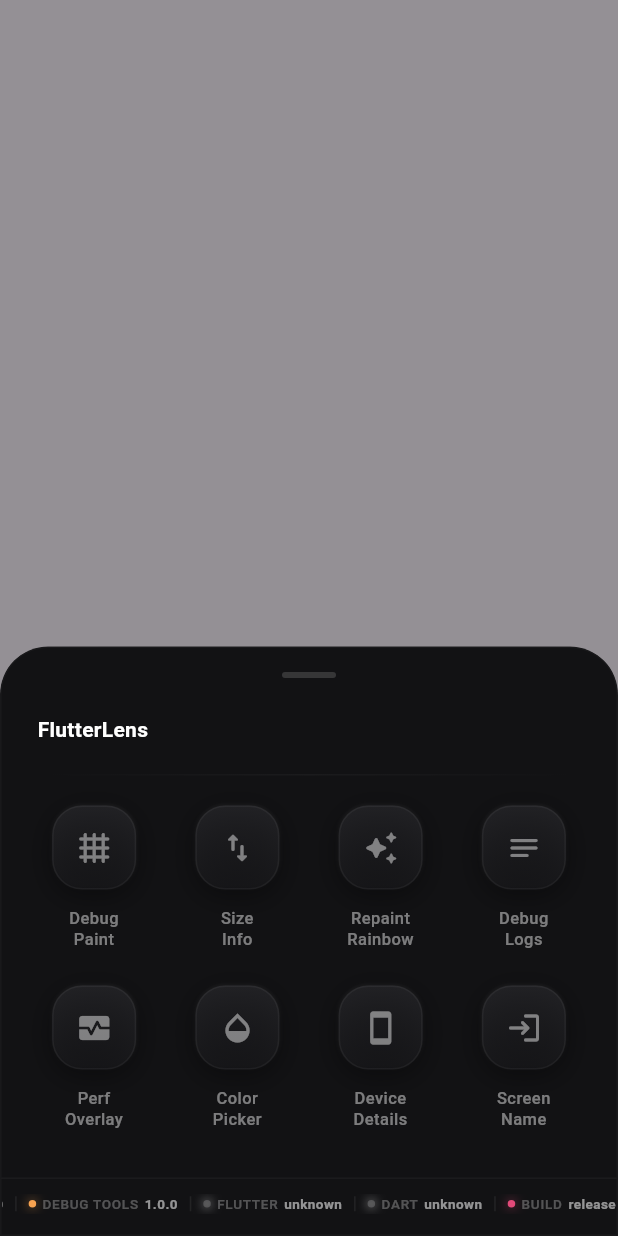
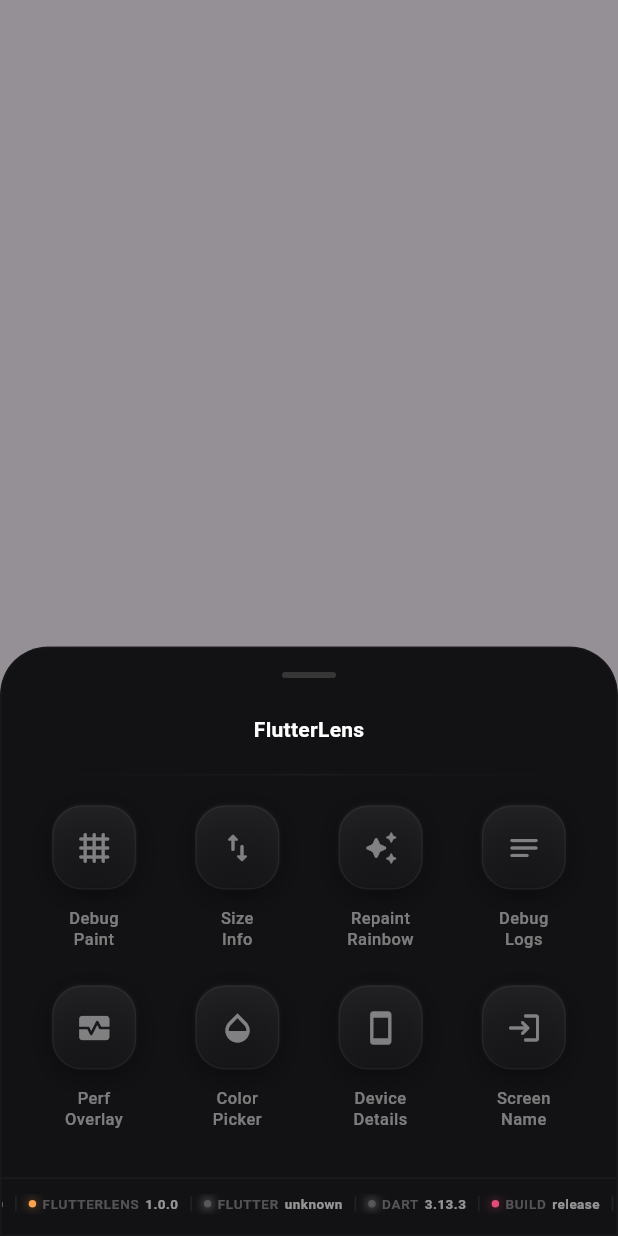
Before and after one commit to LiquidatorCoder/flutter_debug_tools, a Flutter app: the DebugToolsPanel widget shown alone on an empty page, opened directly with empty values, on a phone screen of 412 x 824 dp. Run offline on Flutter 3.47's test engine with Material 3 defaults, Android fonts, the light colour scheme and no system bars; our stand-ins replace device_info_plus, loggy, package_info_plus, shared_preferences; accounts and stored records are empty.

Commit message:
fix dart runtime version

```diff
--- /dev/null
+++ b/lib/src/utils/dart_runtime_info.dart
@@ -0,0 +1,4 @@
+import 'dart_runtime_info_stub.dart'
+    if (dart.library.io) 'dart_runtime_info_io.dart' as runtime;
+
+String getDartRuntimeVersion() => runtime.getDartRuntimeVersion();
--- /dev/null
+++ b/lib/src/utils/dart_runtime_info_io.dart
@@ -0,0 +1,7 @@
+import 'dart:io';
+
+String getDartRuntimeVersion() {
+  final String version = Platform.version;
+  if (version.isEmpty) return 'runtime';
+  return version.split(' ').first;
+}
--- /dev/null
+++ b/lib/src/utils/dart_runtime_info_stub.dart
@@ -0,0 +1 @@
+String getDartRuntimeVersion() => 'runtime';
--- a/lib/src/view/debug_indicator.dart
+++ b/lib/src/view/debug_indicator.dart
@@ -1,5 +1,3 @@
-import 'dart:ui';
-
 import 'package:flutter/material.dart';
 import 'package:flutter/rendering.dart';
 import 'package:flutter_debug_tools/src/state/debug_tools_state.dart';
@@ -163,7 +161,7 @@
               ),
             ],
           ),
-          child: Icon(
+          child: const Icon(
             Icons.bug_report,
             size: 13,
             color: Color.fromRGBO(255, 255, 255, 0.85),
--- a/lib/src/view/debug_tools_panel.dart
+++ b/lib/src/view/debug_tools_panel.dart
@@ -4,6 +4,7 @@
 import 'package:flutter/material.dart';
 import 'package:flutter/rendering.dart';
 import 'package:flutter_debug_tools/src/state/debug_tools_state.dart';
+import 'package:flutter_debug_tools/src/utils/dart_runtime_info.dart';
 import 'package:flutter_debug_tools/src/utils/shared_prefs_manager.dart';
 import 'package:flutter_debug_tools/src/view/debug_tools_panel_sheet.dart';
 import 'package:flutter_debug_tools/src/view/debug_tools_panel_styles.dart';
@@ -87,8 +88,7 @@
   }
 
   Future<void> _loadVersions() async {
-    const String rawDart = String.fromEnvironment('dart.vm.version');
-    final String dartVersion = rawDart.isEmpty ? 'unknown' : rawDart.split(' ').first;
+    final String dartVersion = getDartRuntimeVersion();
 
     const String flutterVersion = String.fromEnvironment(
       'FLUTTER_VERSION',
@@ -273,7 +273,7 @@
         dotColor: DevTickerDotColor.green,
       ),
       DevTickerItem(
-        label: 'Debug tools',
+        label: 'FlutterLens',
         value: _debugToolsVersion,
         dotColor: DevTickerDotColor.orange,
       ),
--- a/lib/src/view/debug_tools_panel_sheet.dart
+++ b/lib/src/view/debug_tools_panel_sheet.dart
@@ -125,9 +125,9 @@
                     const Padding(
                       padding: EdgeInsets.fromLTRB(24, 0, 24, 20),
                       child: Align(
-                        alignment: Alignment.centerLeft,
-                          child: Text(
-                            'FlutterLens',
+                        alignment: Alignment.center,
+                        child: Text(
+                          'FlutterLens',
                           style: TextStyle(
                             fontSize: 14,
                             fontWeight: FontWeight.w600,
--- a/lib/src/view/flutter_lens.dart
+++ b/lib/src/view/flutter_lens.dart
@@ -23,8 +23,6 @@
     required this.builder,
   });
 
-  void _toggleIndicator() =>
-      state.value = state.value.copyWith(shouldShowToolsIndicator: !state.value.shouldShowToolsIndicator);
   void _toggleDialog() => state.value = state.value.copyWith(shouldShowToolsPanel: !state.value.shouldShowToolsPanel);
   void _toggleLogs() => state.value = state.value.copyWith(shouldShowLogsScreen: !state.value.shouldShowLogsScreen);
   void _toggleColorPicker() =>
```
